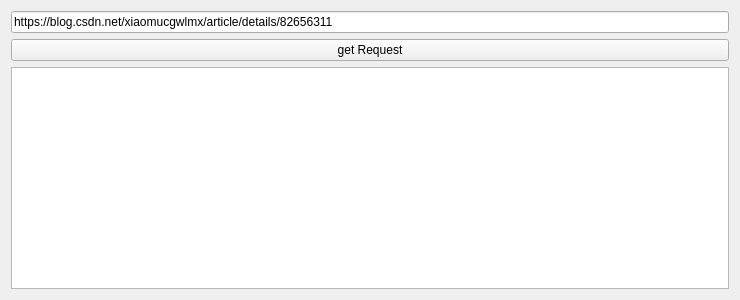
The window that shizhan_backgroupWindow/mystrrequestwidget.ui (newsb/qtdemo) describes before a commit, drawn with Qt 5.
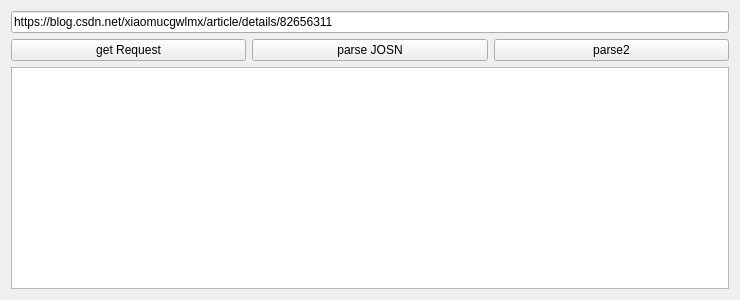
The same window after the commit.

Patch:
```diff
--- a/shizhan_backgroupWindow/mystrrequestwidget.ui
+++ b/shizhan_backgroupWindow/mystrrequestwidget.ui
@@ -22,11 +22,29 @@
     </widget>
    </item>
    <item>
+    <layout class="QHBoxLayout" name="horizontalLayout">
+     <item>
     <widget class="QPushButton" name="pushButton">
      <property name="text">
       <string>get Request</string>
      </property>
     </widget>
+     </item>
+     <item>
+      <widget class="QPushButton" name="pushButton_2">
+       <property name="text">
+        <string>parse JOSN</string>
+       </property>
+      </widget>
+     </item>
+     <item>
+      <widget class="QPushButton" name="pushButton_3">
+       <property name="text">
+        <string>parse2</string>
+       </property>
+      </widget>
+     </item>
+    </layout>
    </item>
    <item>
     <widget class="QTextEdit" name="textEdit"/>
```
Lines whose indentation alone changed are shown as unchanged.
